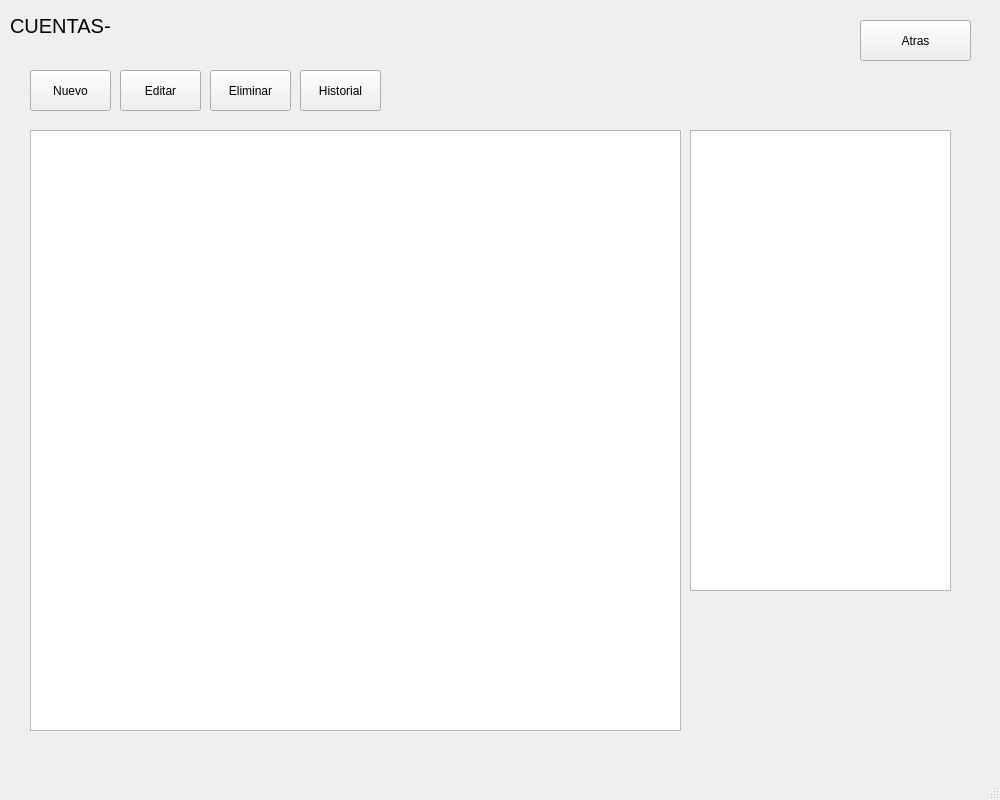
Before: the Qt Designer form src/view/cuentas.ui in joab-escolar/tp-final-practicas2, drawn with Qt 5.
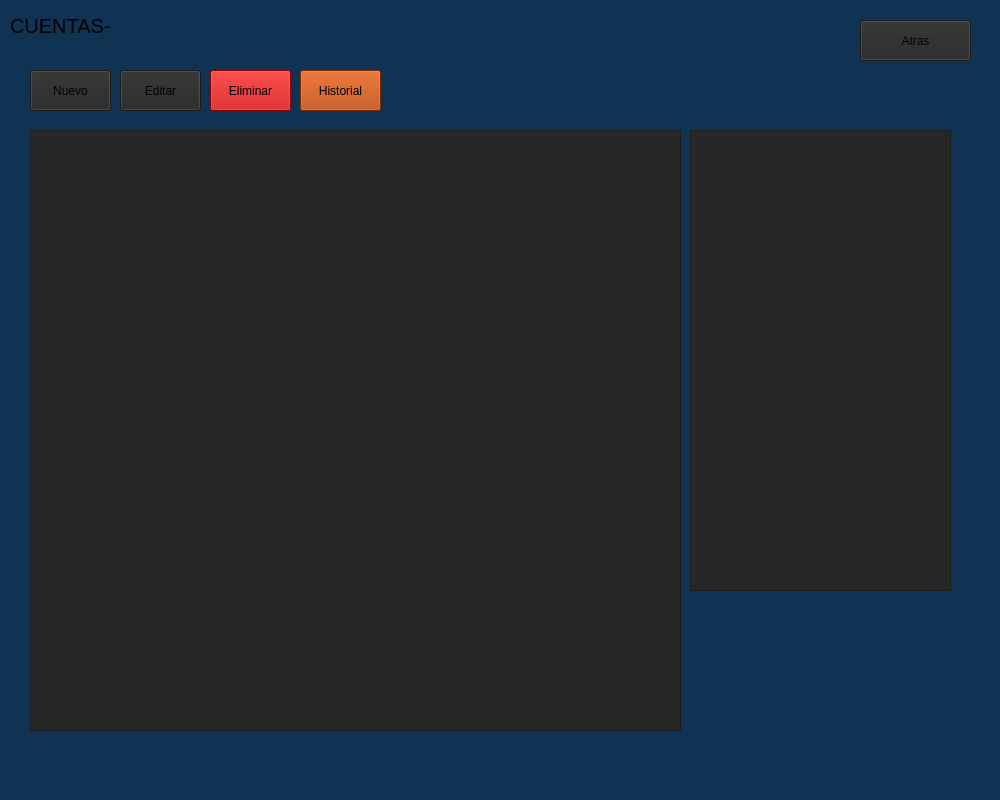
After: the same form once the commit is applied. Icons and pictures are not drawn.

Commit message: CHANGE STYLES VIEWS

```diff
--- a/src/view/cuentas.ui
+++ b/src/view/cuentas.ui
@@ -25,6 +25,12 @@
   <property name="windowTitle">
    <string>BANCO</string>
   </property>
+  <property name="windowIcon">
+   <iconset theme="QIcon::ThemeIcon::Computer"/>
+  </property>
+  <property name="styleSheet">
+   <string notr="true">background-color: rgb(17, 51, 83);</string>
+  </property>
   <widget class="QWidget" name="centralwidget">
    <widget class="QLabel" name="label">
     <property name="geometry">
@@ -71,6 +77,9 @@
       <height>41</height>
      </rect>
     </property>
+    <property name="styleSheet">
+     <string notr="true">background-color: rgb(39, 39, 39)</string>
+    </property>
     <property name="text">
      <string>Nuevo</string>
     </property>
@@ -84,6 +93,9 @@
       <height>41</height>
      </rect>
     </property>
+    <property name="styleSheet">
+     <string notr="true">background-color: rgb(39, 39, 39)</string>
+    </property>
     <property name="text">
      <string>Atras</string>
     </property>
@@ -97,6 +109,9 @@
       <height>41</height>
      </rect>
     </property>
+    <property name="styleSheet">
+     <string notr="true">background-color: rgb(39, 39, 39)</string>
+    </property>
     <property name="text">
      <string>Editar</string>
     </property>
@@ -110,6 +125,9 @@
       <height>41</height>
      </rect>
     </property>
+    <property name="styleSheet">
+     <string notr="true">background-color: rgb(190, 0, 0);</string>
+    </property>
     <property name="text">
      <string>Eliminar</string>
     </property>
@@ -123,6 +141,9 @@
       <height>601</height>
      </rect>
     </property>
+    <property name="styleSheet">
+     <string notr="true">background-color: rgb(39, 39, 39)</string>
+    </property>
    </widget>
    <widget class="QPushButton" name="btn_history">
     <property name="geometry">
@@ -133,6 +154,9 @@
       <height>41</height>
      </rect>
     </property>
+    <property name="styleSheet">
+     <string notr="true">background-color: rgb(176, 59, 0);</string>
+    </property>
     <property name="text">
      <string>Historial</string>
     </property>
@@ -182,6 +206,9 @@
       <height>461</height>
      </rect>
     </property>
+    <property name="styleSheet">
+     <string notr="true">background-color: rgb(39, 39, 39)</string>
+    </property>
    </widget>
   </widget>
   <widget class="QMenuBar" name="menubar">
```
The commit also changes 32 other files.
